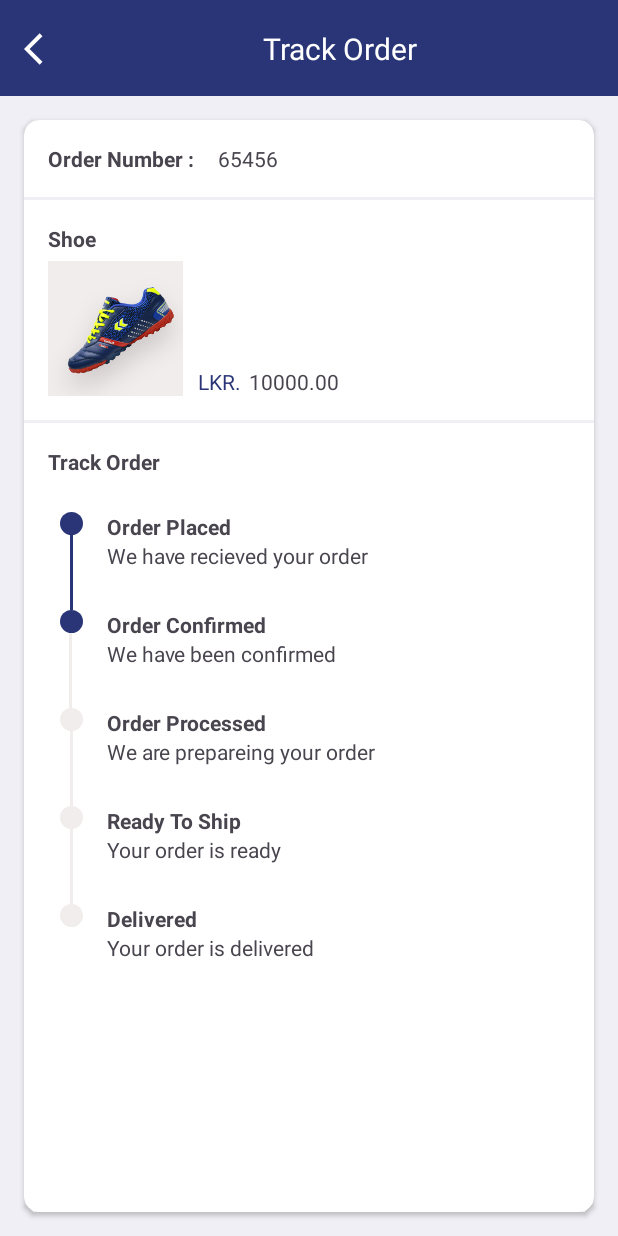
After one commit to IT21203176/E-Commerce-Mobile-Application, an Android app: the TrackOrderActivity screen opened directly, with no data from a screen before it, on a phone screen of 412 x 824 dp. The commit adds this screen. Run offline under Robolectric (Android 15) with nearby library versions, the phone set to English and light mode, and no system bars; 1 statement that could not run was skipped.

Commit message:
track order page

```diff
--- a/app/src/main/AndroidManifest.xml
+++ b/app/src/main/AndroidManifest.xml
@@ -12,6 +12,9 @@
         android:supportsRtl="true"
         android:theme="@style/Theme.ECommerce_Mobile_App"
         tools:targetApi="31">
+        <activity
+            android:name=".TrackOrderActivity"
+            android:exported="false" />
         <activity
             android:name=".ProductLActivity"
             android:exported="false" />
--- /dev/null
+++ b/app/src/main/java/com/example/ecommerce_mobile_app/TrackOrderActivity.kt
@@ -0,0 +1,20 @@
+package com.example.ecommerce_mobile_app
+
+import android.os.Bundle
+import androidx.activity.enableEdgeToEdge
+import androidx.appcompat.app.AppCompatActivity
+import androidx.core.view.ViewCompat
+import androidx.core.view.WindowInsetsCompat
+
+class TrackOrderActivity : AppCompatActivity() {
+    override fun onCreate(savedInstanceState: Bundle?) {
+        super.onCreate(savedInstanceState)
+        enableEdgeToEdge()
+        setContentView(R.layout.activity_track_order)
+        ViewCompat.setOnApplyWindowInsetsListener(findViewById(R.id.main)) { v, insets ->
+            val systemBars = insets.getInsets(WindowInsetsCompat.Type.systemBars())
+            v.setPadding(systemBars.left, systemBars.top, systemBars.right, systemBars.bottom)
+            insets
+        }
+    }
+}
--- a/app/src/main/res/drawable/baseline_arrow_back_ios_24.xml
+++ b/app/src/main/res/drawable/baseline_arrow_back_ios_24.xml
@@ -1,4 +1,4 @@
-<vector xmlns:android="http://schemas.android.com/apk/res/android" android:autoMirrored="true" android:height="24dp" android:tint="#000000" android:viewportHeight="24" android:viewportWidth="24" android:width="24dp">
+<vector xmlns:android="http://schemas.android.com/apk/res/android" android:autoMirrored="true" android:height="24dp" android:tint="#FFFFFFFF" android:viewportHeight="24" android:viewportWidth="24" android:width="24dp">
 
     <path android:fillColor="@android:color/white" android:pathData="M11.67,3.87L9.9,2.1 0,12l9.9,9.9 1.77,-1.77L3.54,12z"/>
 
--- /dev/null
+++ b/app/src/main/res/drawable/bg_order.xml
@@ -0,0 +1,6 @@
+<?xml version="1.0" encoding="utf-8"?>
+<shape xmlns:android="http://schemas.android.com/apk/res/android"
+    android:shape="oval">
+    <solid android:color="@color/dark_moderate_blue"/>
+
+</shape>
--- /dev/null
+++ b/app/src/main/res/drawable/bg_ship.xml
@@ -0,0 +1,7 @@
+<?xml version="1.0" encoding="utf-8"?>
+<shape xmlns:android="http://schemas.android.com/apk/res/android"
+    android:shape="oval">
+
+    <solid android:color="@color/grey_bg"/>
+
+</shape>
--- /dev/null
+++ b/app/src/main/res/layout/activity_track_order.xml
@@ -0,0 +1,362 @@
+<?xml version="1.0" encoding="utf-8"?>
+<androidx.constraintlayout.widget.ConstraintLayout xmlns:android="http://schemas.android.com/apk/res/android"
+    xmlns:app="http://schemas.android.com/apk/res-auto"
+    xmlns:tools="http://schemas.android.com/tools"
+    android:id="@+id/main"
+    android:layout_width="match_parent"
+    android:layout_height="match_parent"
+    tools:context=".TrackOrderActivity">
+
+
+    <ScrollView
+        android:layout_width="match_parent"
+        android:layout_height="0dp"
+        android:background="@color/lightblue"
+        android:fillViewport="true"
+        app:layout_constraintBottom_toBottomOf="parent"
+        app:layout_constraintEnd_toEndOf="parent"
+        app:layout_constraintStart_toStartOf="parent"
+        app:layout_constraintTop_toBottomOf="@+id/toolbar">
+
+        <androidx.constraintlayout.widget.ConstraintLayout
+            android:layout_width="match_parent"
+            android:layout_height="wrap_content">
+
+            <androidx.cardview.widget.CardView
+                android:layout_width="match_parent"
+                android:layout_height="0dp"
+                android:layout_marginStart="16dp"
+                android:layout_marginTop="16dp"
+                android:layout_marginEnd="16dp"
+                android:layout_marginBottom="16dp"
+                app:cardCornerRadius="10dp"
+                app:layout_constraintBottom_toBottomOf="parent"
+                app:layout_constraintEnd_toEndOf="parent"
+                app:layout_constraintHorizontal_bias="1.0"
+                app:layout_constraintStart_toStartOf="parent"
+                app:layout_constraintTop_toTopOf="parent">
+
+                <androidx.constraintlayout.widget.ConstraintLayout
+                    android:layout_width="match_parent"
+                    android:layout_height="match_parent">
+
+                    <View
+                        android:id="@+id/view12"
+                        android:layout_width="2dp"
+                        android:layout_height="50dp"
+                        android:background="@color/dark_moderate_blue"
+                        app:layout_constraintEnd_toEndOf="@+id/view7"
+                        app:layout_constraintStart_toStartOf="@+id/view7"
+                        app:layout_constraintTop_toBottomOf="@+id/view7" />
+
+                    <View
+                        android:id="@+id/view13"
+                        android:layout_width="2dp"
+                        android:layout_height="50dp"
+                        android:background="@color/grey_bg"
+                        app:layout_constraintEnd_toEndOf="@+id/view8"
+                        app:layout_constraintHorizontal_bias="0.461"
+                        app:layout_constraintStart_toStartOf="@+id/view8"
+                        app:layout_constraintTop_toBottomOf="@+id/view8" />
+
+                    <View
+                        android:id="@+id/view14"
+                        android:layout_width="2dp"
+                        android:layout_height="50dp"
+                        android:background="@color/grey_bg"
+                        app:layout_constraintEnd_toEndOf="@+id/view10"
+                        app:layout_constraintStart_toStartOf="@+id/view10"
+                        app:layout_constraintTop_toBottomOf="@+id/view10" />
+
+                    <View
+                        android:id="@+id/view15"
+                        android:layout_width="2dp"
+                        android:layout_height="50dp"
+                        android:background="@color/grey_bg"
+                        app:layout_constraintEnd_toEndOf="@+id/view9"
+                        app:layout_constraintStart_toStartOf="@+id/view9"
+                        app:layout_constraintTop_toBottomOf="@+id/view9" />
+
+                    <View
+                        android:id="@+id/view7"
+                        android:layout_width="15dp"
+                        android:layout_height="15dp"
+                        android:layout_marginStart="24dp"
+                        android:layout_marginTop="24dp"
+                        android:background="@drawable/bg_order"
+                        app:layout_constraintStart_toStartOf="parent"
+                        app:layout_constraintTop_toBottomOf="@+id/textView38" />
+
+                    <View
+                        android:id="@+id/view8"
+                        android:layout_width="15dp"
+                        android:layout_height="15dp"
+                        android:layout_marginStart="24dp"
+                        android:layout_marginTop="50dp"
+                        android:background="@drawable/bg_order"
+                        app:layout_constraintStart_toStartOf="parent"
+                        app:layout_constraintTop_toBottomOf="@+id/view7" />
+
+                    <View
+                        android:id="@+id/view9"
+                        android:layout_width="15dp"
+                        android:layout_height="15dp"
+                        android:layout_marginStart="24dp"
+                        android:layout_marginTop="50dp"
+                        android:background="@drawable/bg_ship"
+                        app:layout_constraintStart_toStartOf="parent"
+                        app:layout_constraintTop_toBottomOf="@+id/view8" />
+
+                    <View
+                        android:id="@+id/view10"
+                        android:layout_width="15dp"
+                        android:layout_height="15dp"
+                        android:layout_marginStart="24dp"
+                        android:layout_marginTop="50dp"
+                        android:background="@drawable/bg_ship"
+                        app:layout_constraintStart_toStartOf="parent"
+                        app:layout_constraintTop_toBottomOf="@+id/view9" />
+
+                    <View
+                        android:id="@+id/view11"
+                        android:layout_width="15dp"
+                        android:layout_height="15dp"
+                        android:layout_marginStart="24dp"
+                        android:layout_marginTop="50dp"
+                        android:background="@drawable/bg_ship"
+                        app:layout_constraintStart_toStartOf="parent"
+                        app:layout_constraintTop_toBottomOf="@+id/view10" />
+
+                    <TextView
+                        android:id="@+id/textView42"
+                        android:layout_width="wrap_content"
+                        android:layout_height="wrap_content"
+                        android:layout_marginStart="16dp"
+                        android:layout_marginTop="16dp"
+                        android:text="Order Number :"
+                        android:textStyle="bold"
+                        app:layout_constraintStart_toStartOf="parent"
+                        app:layout_constraintTop_toTopOf="parent" />
+
+                    <TextView
+                        android:id="@+id/textView43"
+                        android:layout_width="wrap_content"
+                        android:layout_height="wrap_content"
+                        android:layout_marginStart="16dp"
+                        android:layout_marginTop="16dp"
+                        android:text="65456"
+                        app:layout_constraintStart_toEndOf="@+id/textView42"
+                        app:layout_constraintTop_toTopOf="parent" />
+
+                    <View
+                        android:id="@+id/view4"
+                        android:layout_width="wrap_content"
+                        android:layout_height="2dp"
+                        android:layout_marginTop="16dp"
+                        android:background="@color/lightblue"
+                        app:layout_constraintEnd_toEndOf="parent"
+                        app:layout_constraintStart_toStartOf="parent"
+                        app:layout_constraintTop_toBottomOf="@+id/textView42" />
+
+                    <View
+                        android:id="@+id/view6"
+                        android:layout_width="wrap_content"
+                        android:layout_height="2dp"
+                        android:layout_marginTop="16dp"
+                        android:background="@color/lightblue"
+                        app:layout_constraintEnd_toEndOf="parent"
+                        app:layout_constraintHorizontal_bias="1.0"
+                        app:layout_constraintStart_toStartOf="parent"
+                        app:layout_constraintTop_toBottomOf="@+id/textView35" />
+
+                    <TextView
+                        android:id="@+id/textView44"
+                        android:layout_width="wrap_content"
+                        android:layout_height="wrap_content"
+                        android:layout_marginStart="16dp"
+                        android:layout_marginTop="16dp"
+                        android:text="Shoe"
+                        android:textStyle="bold"
+                        app:layout_constraintStart_toStartOf="parent"
+                        app:layout_constraintTop_toBottomOf="@+id/view4" />
+
+                    <TextView
+                        android:id="@+id/textView38"
+                        android:layout_width="wrap_content"
+                        android:layout_height="wrap_content"
+                        android:layout_marginStart="16dp"
+                        android:layout_marginTop="16dp"
+                        android:text="Track Order"
+                        android:textStyle="bold"
+                        app:layout_constraintStart_toStartOf="parent"
+                        app:layout_constraintTop_toBottomOf="@+id/view6" />
+
+                    <ImageView
+                        android:id="@+id/itemImage"
+                        android:layout_width="90dp"
+                        android:layout_height="90dp"
+                        android:layout_marginStart="16dp"
+                        android:layout_marginTop="5dp"
+                        android:background="#F2EDED"
+                        app:layout_constraintStart_toStartOf="parent"
+                        app:layout_constraintTop_toBottomOf="@+id/textView44"
+                        app:srcCompat="@drawable/shoes2" />
+
+                    <TextView
+                        android:id="@+id/eachItemFee"
+                        android:layout_width="wrap_content"
+                        android:layout_height="wrap_content"
+                        android:layout_marginStart="10dp"
+                        android:text="@string/lkr1"
+                        android:textColor="@color/dark_moderate_blue"
+                        app:layout_constraintBottom_toBottomOf="@+id/itemImage"
+                        app:layout_constraintStart_toEndOf="@+id/itemImage" />
+
+                    <TextView
+                        android:id="@+id/textView35"
+                        android:layout_width="wrap_content"
+                        android:layout_height="wrap_content"
+                        android:layout_marginStart="5dp"
+                        android:text="10000.00"
+                        app:layout_constraintBottom_toBottomOf="@+id/itemImage"
+                        app:layout_constraintStart_toEndOf="@+id/eachItemFee" />
+
+                    <TextView
+                        android:id="@+id/textView39"
+                        android:layout_width="wrap_content"
+                        android:layout_height="wrap_content"
+                        android:layout_marginStart="16dp"
+                        android:text="Order Placed"
+                        android:textStyle="bold"
+                        app:layout_constraintStart_toEndOf="@+id/view7"
+                        app:layout_constraintTop_toTopOf="@+id/view7" />
+
+                    <TextView
+                        android:id="@+id/textView41"
+                        android:layout_width="wrap_content"
+                        android:layout_height="wrap_content"
+                        android:layout_marginStart="16dp"
+                        android:text="Order Confirmed"
+                        android:textStyle="bold"
+                        app:layout_constraintStart_toEndOf="@+id/view8"
+                        app:layout_constraintTop_toTopOf="@+id/view8" />
+
+                    <TextView
+                        android:id="@+id/textView46"
+                        android:layout_width="wrap_content"
+                        android:layout_height="wrap_content"
+                        android:layout_marginStart="16dp"
+                        android:text="Order Processed"
+                        android:textStyle="bold"
+                        app:layout_constraintStart_toEndOf="@+id/view9"
+                        app:layout_constraintTop_toTopOf="@+id/view9" />
+
+                    <TextView
+                        android:id="@+id/textView48"
+                        android:layout_width="wrap_content"
+                        android:layout_height="wrap_content"
+                        android:layout_marginStart="16dp"
+                        android:text="Ready To Ship"
+                        android:textStyle="bold"
+                        app:layout_constraintStart_toEndOf="@+id/view10"
+                        app:layout_constraintTop_toTopOf="@+id/view10" />
+
+                    <TextView
+                        android:id="@+id/textView50"
+                        android:layout_width="wrap_content"
+                        android:layout_height="wrap_content"
+                        android:layout_marginStart="16dp"
+                        android:text="Delivered"
+                        android:textStyle="bold"
+                        app:layout_constraintStart_toEndOf="@+id/view11"
+                        app:layout_constraintTop_toTopOf="@+id/view11" />
+
+                    <TextView
+                        android:id="@+id/textView40"
+                        android:layout_width="wrap_content"
+                        android:layout_height="wrap_content"
+                        android:layout_marginStart="16dp"
+                        android:text="We have recieved your order"
+                        android:textStyle="normal"
+                        app:layout_constraintStart_toEndOf="@+id/view7"
+                        app:layout_constraintTop_toBottomOf="@+id/textView39" />
+
+                    <TextView
+                        android:id="@+id/textView45"
+                        android:layout_width="wrap_content"
+                        android:layout_height="wrap_content"
+                        android:layout_marginStart="16dp"
+                        android:text="We have been confirmed"
+                        android:textStyle="normal"
+                        app:layout_constraintStart_toEndOf="@+id/view8"
+                        app:layout_constraintTop_toBottomOf="@+id/textView41" />
+
+                    <TextView
+                        android:id="@+id/textView47"
+                        android:layout_width="wrap_content"
+                        android:layout_height="wrap_content"
+                        android:layout_marginStart="16dp"
+                        android:text="We are prepareing your order"
+                        android:textStyle="normal"
+                        app:layout_constraintStart_toEndOf="@+id/view9"
+                        app:layout_constraintTop_toBottomOf="@+id/textView46" />
+
+                    <TextView
+                        android:id="@+id/textView49"
+                        android:layout_width="wrap_content"
+                        android:layout_height="wrap_content"
+                        android:layout_marginStart="16dp"
+                        android:text="Your order is ready"
+                        android:textStyle="normal"
+                        app:layout_constraintStart_toEndOf="@+id/view10"
+                        app:layout_constraintTop_toBottomOf="@+id/textView48" />
+
+                    <TextView
+                        android:id="@+id/textView51"
+                        android:layout_width="wrap_content"
+                        android:layout_height="wrap_content"
+                        android:layout_marginStart="16dp"
+                        android:text="Your order is delivered"
+                        android:textStyle="normal"
+                        app:layout_constraintStart_toEndOf="@+id/view11"
+                        app:layout_constraintTop_toBottomOf="@+id/textView50" />
+                </androidx.constraintlayout.widget.ConstraintLayout>
+            </androidx.cardview.widget.CardView>
+        </androidx.constraintlayout.widget.ConstraintLayout>
+    </ScrollView>
+
+    <androidx.appcompat.widget.Toolbar
+        android:id="@+id/toolbar"
+        android:layout_width="0dp"
+        android:layout_height="wrap_content"
+        android:background="?attr/colorPrimary"
+        android:minHeight="?attr/actionBarSize"
+        android:theme="?attr/actionBarTheme"
+        app:layout_constraintEnd_toEndOf="parent"
+        app:layout_constraintStart_toStartOf="parent"
+        app:layout_constraintTop_toTopOf="parent" />
+
+    <ImageView
+        android:id="@+id/imageView11"
+        android:layout_width="25dp"
+        android:layout_height="25dp"
+        android:layout_marginStart="16dp"
+        app:layout_constraintBottom_toBottomOf="@+id/toolbar"
+        app:layout_constraintStart_toStartOf="@+id/toolbar"
+        app:layout_constraintTop_toTopOf="@+id/toolbar"
+        app:layout_constraintVertical_bias="0.512"
+        app:srcCompat="@drawable/baseline_arrow_back_ios_24" />
+
+    <TextView
+        android:id="@+id/textView37"
+        android:layout_width="wrap_content"
+        android:layout_height="wrap_content"
+        android:text="@string/track_order"
+        android:textColor="@color/white"
+        android:textSize="20sp"
+        android:gravity="center"
+        app:layout_constraintBottom_toBottomOf="@+id/toolbar"
+        app:layout_constraintEnd_toEndOf="parent"
+        app:layout_constraintStart_toEndOf="@+id/imageView11"
+        app:layout_constraintTop_toTopOf="@+id/toolbar" />
+</androidx.constraintlayout.widget.ConstraintLayout>
--- a/app/src/main/res/values/strings.xml
+++ b/app/src/main/res/values/strings.xml
@@ -68,5 +68,6 @@
     <string name="fb_icon_description">Fb Image</string>
     <string name="google_icon_description">Google Image</string>
     <string name="email_description">Email input field</string>
+    <string name="track_order">Track Order</string>
 
 </resources>
```
